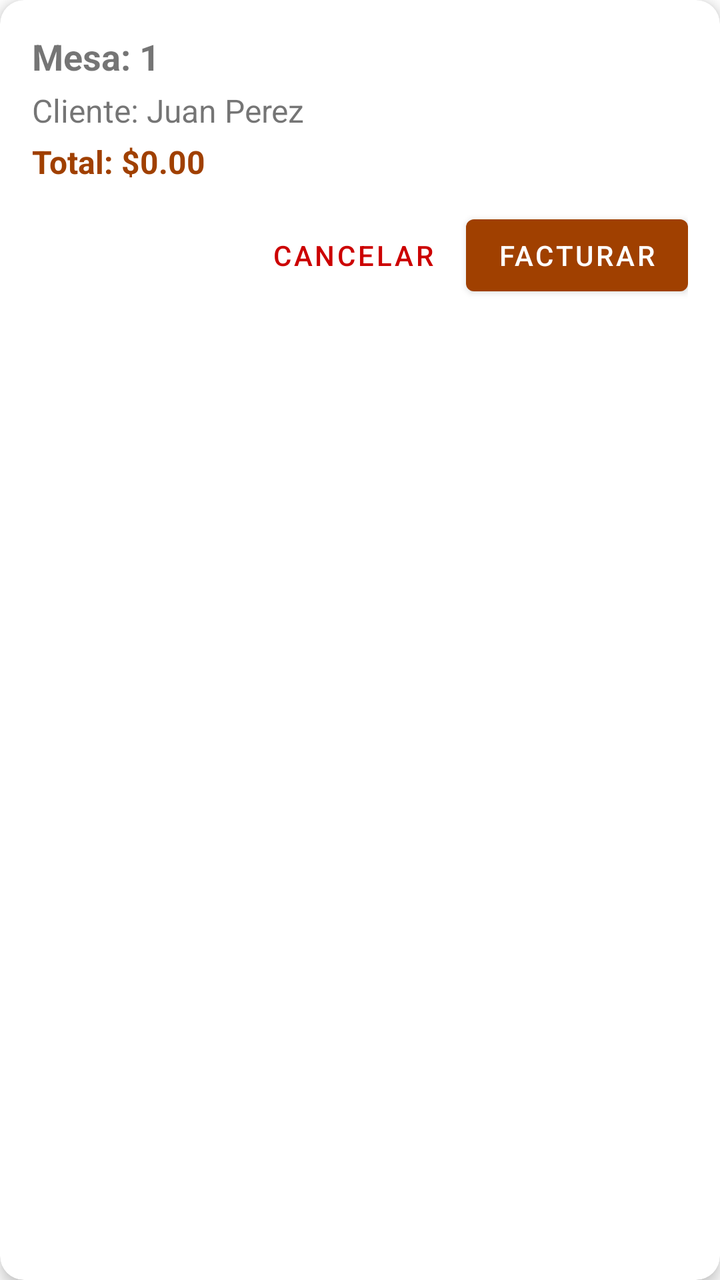
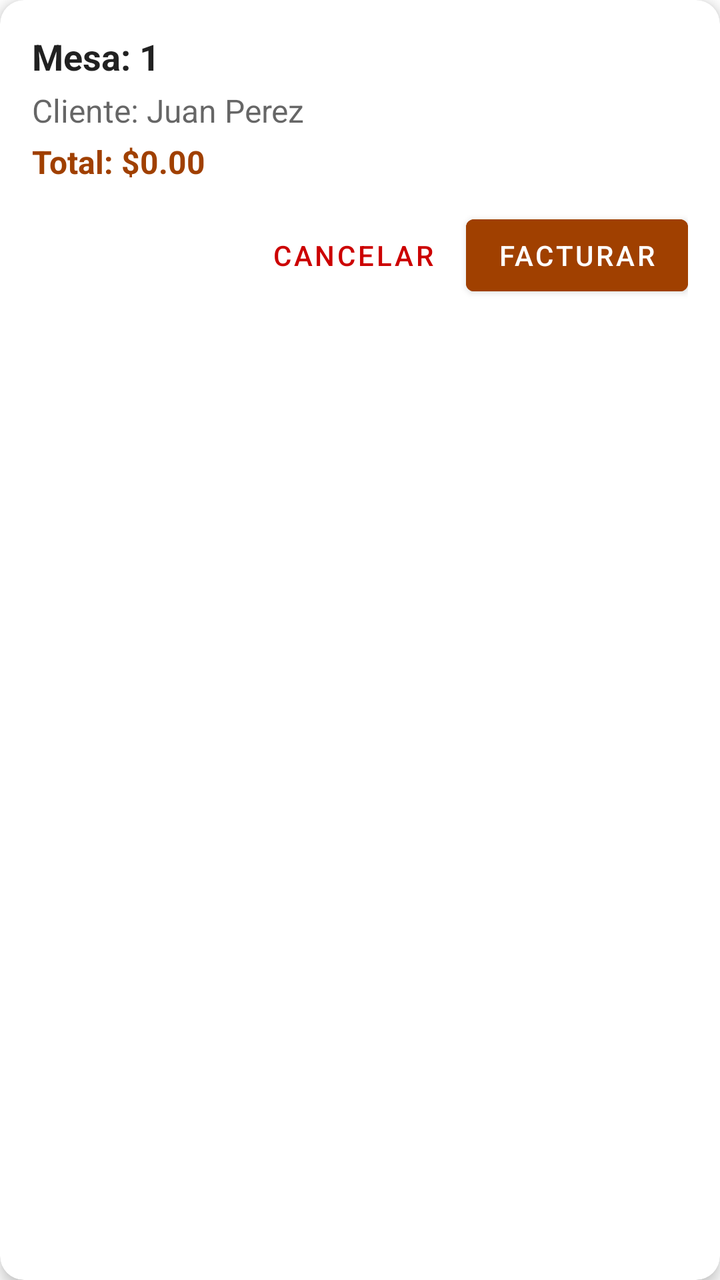

Compare the two renders of this Android layout. The source of the first and the diff that turns it into the second are given below.
<!-- AndroidManifest.xml: application theme Theme.Sistema_Restaurante -->
<!-- res/layout/item_order.xml -->
<?xml version="1.0" encoding="utf-8"?>
<com.google.android.material.card.MaterialCardView xmlns:android="http://schemas.android.com/apk/res/android"
    xmlns:app="http://schemas.android.com/apk/res-auto"
    android:layout_width="match_parent"
    android:layout_height="wrap_content"
    android:layout_margin="8dp"
    app:cardCornerRadius="12dp"
    app:cardElevation="4dp">

    <LinearLayout
        android:layout_width="match_parent"
        android:layout_height="wrap_content"
        android:orientation="vertical"
        android:padding="16dp">

        <TextView
            android:id="@+id/tvOrderMesa"
            android:layout_width="wrap_content"
            android:layout_height="wrap_content"
            android:text="Mesa: 1"
            android:textSize="18sp"
            android:textStyle="bold" />

        <TextView
            android:id="@+id/tvOrderCliente"
            android:layout_width="wrap_content"
            android:layout_height="wrap_content"
            android:text="Cliente: Juan Perez"
            android:textSize="16sp"
            android:layout_marginTop="4dp"/>

        <TextView
            android:id="@+id/tvOrderTotal"
            android:layout_width="wrap_content"
            android:layout_height="wrap_content"
            android:text="Total: $0.00"
            android:textSize="16sp"
            android:textStyle="bold"
            android:textColor="#A04000"
            android:layout_marginTop="4dp"/>

        <LinearLayout
            android:layout_width="match_parent"
            android:layout_height="wrap_content"
            android:orientation="horizontal"
            android:gravity="end"
            android:layout_marginTop="12dp">

            <Button
                android:id="@+id/btnCancelOrder"
                style="@style/Widget.MaterialComponents.Button.TextButton"
                android:layout_width="wrap_content"
                android:layout_height="wrap_content"
                android:text="Cancelar"
                android:textColor="@android:color/holo_red_dark" />

            <Button
                android:id="@+id/btnBillOrder"
                android:layout_width="wrap_content"
                android:layout_height="wrap_content"
                android:text="Facturar"
                android:layout_marginStart="8dp"/>
        </LinearLayout>
    </LinearLayout>
</com.google.android.material.card.MaterialCardView>
<!-- resources referenced by this layout -->
<resources>
  <style name="Theme.Sistema_Restaurante" parent="Theme.MaterialComponents.Light.NoActionBar">
          
          <item name="colorPrimary">#A04000</item>
          <item name="colorPrimaryVariant">#7E3200</item>
          <item name="colorOnPrimary">@color/white</item>
          
          <item name="colorSecondary">#FDF8F5</item>
          <item name="colorSecondaryVariant">#F5EBE0</item>
          <item name="colorOnSecondary">@color/black</item>
          
          <item name="android:statusBarColor">#FDF8F5</item>
          <item name="android:windowLightStatusBar">true</item>
          
      </style>
  <color name="white">#FFFFFFFF</color>
  <color name="black">#FF000000</color>
</resources>

<!-- the commit's change to res/layout/item_order.xml (unified diff, before → after) -->
@@ -5,7 +5,8 @@
     android:layout_height="wrap_content"
     android:layout_margin="8dp"
     app:cardCornerRadius="12dp"
-    app:cardElevation="4dp">
+    app:cardElevation="4dp"
+    app:cardBackgroundColor="?attr/colorSurface">
 
     <LinearLayout
         android:layout_width="match_parent"
@@ -18,6 +19,7 @@
             android:layout_width="wrap_content"
             android:layout_height="wrap_content"
             android:text="Mesa: 1"
+            android:textColor="?android:attr/textColorPrimary"
             android:textSize="18sp"
             android:textStyle="bold" />
 
@@ -26,6 +28,7 @@
             android:layout_width="wrap_content"
             android:layout_height="wrap_content"
             android:text="Cliente: Juan Perez"
+            android:textColor="?android:attr/textColorSecondary"
             android:textSize="16sp"
             android:layout_marginTop="4dp"/>
 
@@ -36,7 +39,7 @@
             android:text="Total: $0.00"
             android:textSize="16sp"
             android:textStyle="bold"
-            android:textColor="#A04000"
+            android:textColor="?attr/colorPrimary"
             android:layout_marginTop="4dp"/>
 
         <LinearLayout
@@ -59,6 +62,7 @@
                 android:layout_width="wrap_content"
                 android:layout_height="wrap_content"
                 android:text="Facturar"
+                android:backgroundTint="?attr/colorPrimary"
                 android:layout_marginStart="8dp"/>
         </LinearLayout>
     </LinearLayout>
